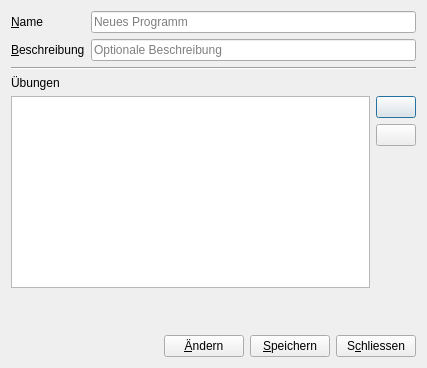
Qt form speck_weg/ui/dialog_training_program.ui (hochstibe/fingertraining) before a commit.
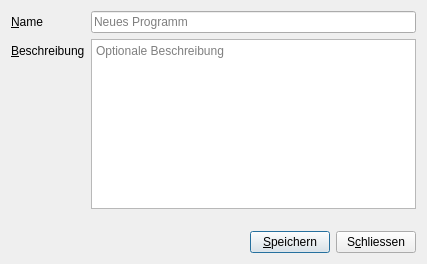
The same form after that commit. Icons and pictures are not drawn.

Commit message: sequence for theme/program, all listitems movable

```diff
--- a/speck_weg/ui/dialog_training_program.ui
+++ b/speck_weg/ui/dialog_training_program.ui
@@ -10,15 +10,15 @@
     <x>0</x>
     <y>0</y>
     <width>427</width>
-    <height>368</height>
+    <height>264</height>
    </rect>
   </property>
   <property name="windowTitle">
    <string>Programm</string>
   </property>
-  <layout class="QVBoxLayout" name="verticalLayout_2">
+  <layout class="QVBoxLayout" name="verticalLayout">
    <item>
-    <layout class="QGridLayout" name="gridLayout">
+    <layout class="QFormLayout" name="formLayout">
      <item row="0" column="0">
       <widget class="QLabel" name="label_name">
        <property name="text">
@@ -51,89 +51,19 @@
         <string>&amp;Beschreibung</string>
        </property>
        <property name="buddy">
-        <cstring>lineEdit_description</cstring>
+        <cstring>textEdit_description</cstring>
        </property>
       </widget>
      </item>
      <item row="1" column="1">
-      <widget class="QLineEdit" name="lineEdit_description">
-       <property name="maxLength">
-        <number>1023</number>
-       </property>
+      <widget class="QTextEdit" name="textEdit_description">
        <property name="placeholderText">
         <string>Optionale Beschreibung</string>
        </property>
-       <property name="clearButtonEnabled">
-        <bool>true</bool>
-       </property>
       </widget>
      </item>
     </layout>
    </item>
-   <item>
-    <widget class="Line" name="line">
-     <property name="orientation">
-      <enum>Qt::Horizontal</enum>
-     </property>
-    </widget>
-   </item>
-   <item>
-    <widget class="QLabel" name="label">
-     <property name="text">
-      <string>Übungen</string>
-     </property>
-    </widget>
-   </item>
-   <item>
-    <layout class="QHBoxLayout" name="horizontalLayout_2">
-     <item>
-      <widget class="QListWidget" name="listWidget_exercise">
-       <property name="dragDropMode">
-        <enum>QAbstractItemView::InternalMove</enum>
-       </property>
-      </widget>
-     </item>
-     <item>
-      <layout class="QVBoxLayout" name="verticalLayout">
-       <item>
-        <widget class="QPushButton" name="pushButton_up">
-         <property name="text">
-          <string/>
-         </property>
-         <property name="icon">
-          <iconset resource="resources/resources.qrc">
-           <normaloff>:/icons/arrow-up-solid.svg</normaloff>:/icons/arrow-up-solid.svg</iconset>
-         </property>
-        </widget>
-       </item>
-       <item>
-        <widget class="QPushButton" name="pushButton_down">
-         <property name="text">
-          <string/>
-         </property>
-         <property name="icon">
-          <iconset resource="resources/resources.qrc">
-           <normaloff>:/icons/arrow-down-solid.svg</normaloff>:/icons/arrow-down-solid.svg</iconset>
-         </property>
-        </widget>
-       </item>
-       <item>
-        <spacer name="verticalSpacer">
-         <property name="orientation">
-          <enum>Qt::Vertical</enum>
-         </property>
-         <property name="sizeHint" stdset="0">
-          <size>
-           <width>20</width>
-           <height>28</height>
-          </size>
-         </property>
-        </spacer>
-       </item>
-      </layout>
-     </item>
-    </layout>
-   </item>
    <item>
     <spacer name="verticalSpacer_2">
      <property name="orientation">
@@ -162,18 +92,14 @@
        </property>
       </spacer>
      </item>
-     <item>
-      <widget class="QPushButton" name="pushButton_apply">
-       <property name="text">
-        <string>&amp;Ändern</string>
-       </property>
-      </widget>
-     </item>
      <item>
       <widget class="QPushButton" name="pushButton_save">
        <property name="text">
         <string>&amp;Speichern</string>
        </property>
+       <property name="default">
+        <bool>true</bool>
+       </property>
       </widget>
      </item>
      <item>
```
Left out of the diff: 4 changed lines with no effect on the pictures. The commit also changes 19 other files.
